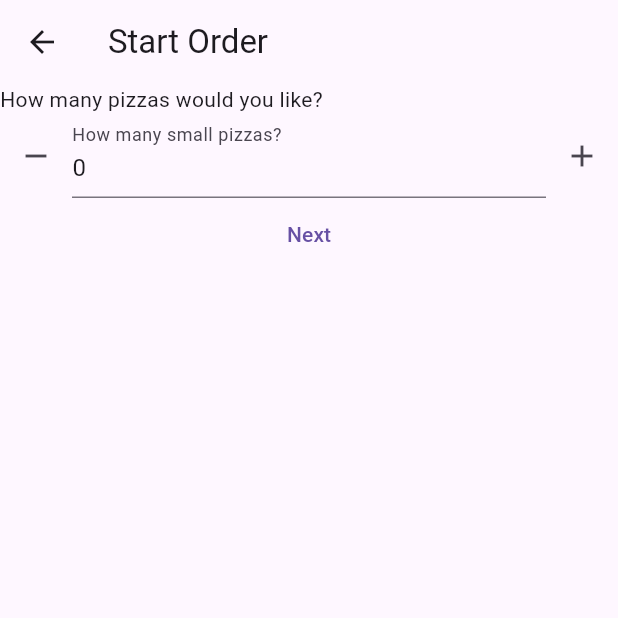
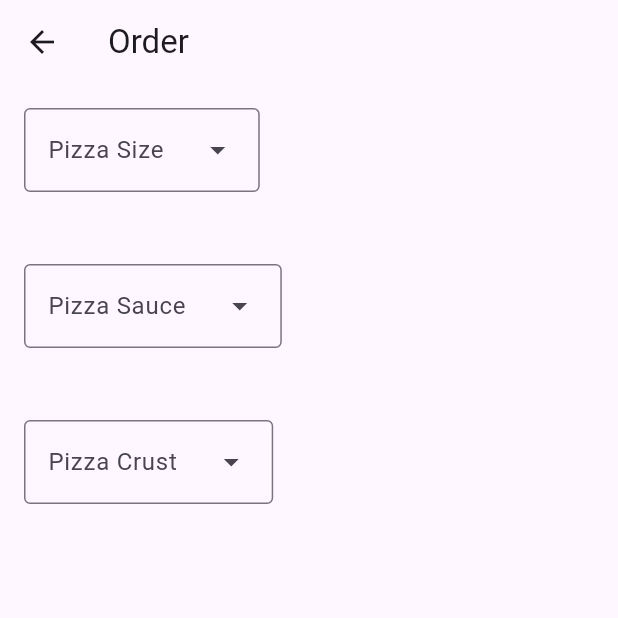
Before and after one commit to symbolisticism/Pizza-Chef, a Flutter app: the OrderForm screen opened directly, on a phone screen of 412 x 824 dp, the top half of it. Run offline on Flutter 3.47's test engine with Material 3 defaults, Android fonts, the phone set to English and light mode, and no system bars; our stand-ins replace flutter_bloc.

Commit message:
completely changed the order form so that it has three dropdown menus now for the size, sauce, and crust

```diff
--- a/lib/screens/order_form.dart
+++ b/lib/screens/order_form.dart
@@ -1,11 +1,7 @@
 import 'package:flutter/material.dart';
-import 'package:pizza_chef/bloc/small_pizza/small_pizza_bloc.dart';
-import 'package:flutter_bloc/flutter_bloc.dart';
-import 'package:pizza_chef/bloc/small_pizza/small_pizza_event.dart';
-import 'package:pizza_chef/bloc/small_pizza/small_pizza_state.dart';
-import 'package:logger/logger.dart';
-
-var logger = Logger(printer: PrettyPrinter());
+import 'package:pizza_chef/data/pizza_sauce.dart';
+import 'package:pizza_chef/data/pizza_size.dart';
+import 'package:pizza_chef/data/pizza_crust.dart';
 
 class OrderForm extends StatefulWidget {
   const OrderForm({super.key});
@@ -16,68 +12,89 @@ class OrderForm extends StatefulWidget {
 
 class _OrderFormState extends State<OrderForm> {
   final _formKey = GlobalKey<FormState>();
-  final smallPizzaController = TextEditingController();
-  bool secondSection = false;
+  final sizeController = TextEditingController();
+  final sauceController = TextEditingController();
+  final crustController = TextEditingController();
+  PizzaSize? selectedSize;
+  PizzaSauce? selectedSauce;
+  PizzaCrust? selectedCrust;
 
   @override
   void dispose() {
-    smallPizzaController.dispose();
+    sizeController.dispose();
+    sauceController.dispose();
+    crustController.dispose();
     super.dispose();
   }
 
   @override
   Widget build(BuildContext context) {
-    final smallPizzaCounterBloc = context.read<SmallPizzaCounterBloc>();
-
     return Scaffold(
       appBar: AppBar(
-        title: const Text('Start Order'),
+        title: const Text('Order'),
       ),
       body: Form(
         key: _formKey,
-        child: SingleChildScrollView(
+        child: Padding(
+          padding: const EdgeInsets.all(16.0),
           child: Column(
+            crossAxisAlignment: CrossAxisAlignment.start,
             children: [
-              const Row(children: [Text('How many pizzas would you like?')]),
-              BlocBuilder<SmallPizzaCounterBloc, SmallPizzaCounterState>(
-                builder: (context, state) {
-                  WidgetsBinding.instance.addPostFrameCallback((_) {
-                    smallPizzaController.text = state.count.toString();
-                    logger.d(state.count);
+              DropdownMenu<PizzaSize>(
+                initialSelection: PizzaSize.small,
+                controller: sizeController,
+                requestFocusOnTap: true,
+                label: const Text('Pizza Size'),
+                onSelected: (PizzaSize? size) {
+                  setState(() {
+                    selectedSize = size;
                   });
-
-                  return Row(
-                    children: [
-                      IconButton(
-                        onPressed: () {
-                          smallPizzaCounterBloc
-                              .add(SmallPizzaDecrement()); // add an event
-                        },
-                        icon: const Icon(Icons.remove),
-                      ),
-                      Expanded(
-                        child: TextFormField(
-                          controller: smallPizzaController,
-                          decoration: const InputDecoration(
-                              label: Text('How many small pizzas?')),
-                        ),
-                      ),
-                      IconButton(
-                        onPressed: () {
-                          smallPizzaCounterBloc
-                              .add(SmallPizzaIncrement()); // add an event
-                        },
-                        icon: const Icon(Icons.add),
-                      ),
-                    ],
+                },
+                dropdownMenuEntries: PizzaSize.values
+                    .map<DropdownMenuEntry<PizzaSize>>((PizzaSize size) {
+                  return DropdownMenuEntry<PizzaSize>(
+                    value: size,
+                    label: size.label,
                   );
+                }).toList(),
+              ),
+              const SizedBox(height: 48),
+              DropdownMenu<PizzaSauce>(
+                initialSelection: PizzaSauce.red,
+                controller: sauceController,
+                requestFocusOnTap: true,
+                label: const Text('Pizza Sauce'),
+                onSelected: (PizzaSauce? sauce) {
+                  setState(() {
+                    selectedSauce = sauce;
+                  });
                 },
+                dropdownMenuEntries: PizzaSauce.values
+                    .map<DropdownMenuEntry<PizzaSauce>>((PizzaSauce sauce) {
+                  return DropdownMenuEntry<PizzaSauce>(
+                    value: sauce,
+                    label: sauce.label,
+                  );
+                }).toList(),
               ),
-              TextButton(
-                onPressed: () {
-                  secondSection = true;
+              const SizedBox(height: 48),
+              DropdownMenu<PizzaCrust>(
+                initialSelection: PizzaCrust.thinCrust,
+                controller: crustController,
+                requestFocusOnTap: true,
+                label: const Text('Pizza Crust'),
+                onSelected: (PizzaCrust? crust) {
+                  setState(() {
+                    selectedCrust = crust;
+                  });
                 },
-                child: const Text('Next'),
+                dropdownMenuEntries: PizzaCrust.values
+                    .map<DropdownMenuEntry<PizzaCrust>>((PizzaCrust crust) {
+                  return DropdownMenuEntry<PizzaCrust>(
+                    value: crust,
+                    label: crust.label,
+                  );
+                }).toList(),
               ),
             ],
           ),
```
